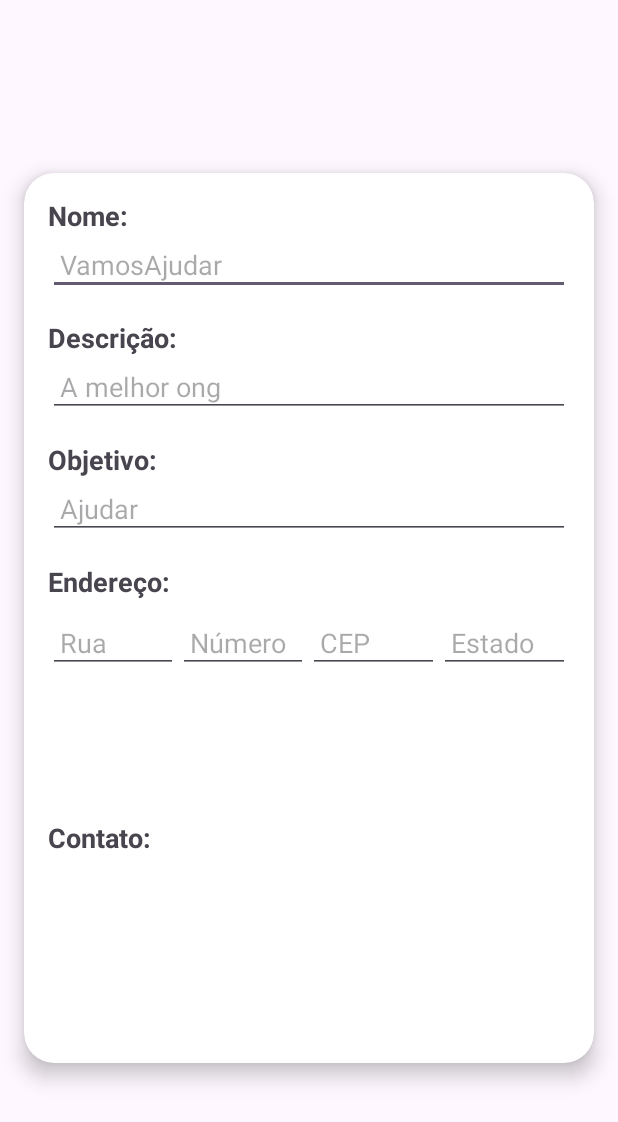
After one commit to HanselVinicius/Vamos-Ajudar-App, an Android app: the OngRegisterActivity screen opened directly, with no data from a screen before it, on a phone screen of 412 x 824 dp. The commit adds this screen. Shown: the top 1122 px of the screen. Run offline under Robolectric (Android 15) with nearby library versions, the phone set to English and light mode, and no system bars.

Commit message:
tela de registro

```diff
--- /dev/null
+++ b/app/src/main/java/br/got/vamosajudar/view/activity/OngRegisterActivity.java
@@ -0,0 +1,21 @@
+package br.got.vamosajudar.view.activity;
+
+import androidx.appcompat.app.AppCompatActivity;
+
+import android.os.Bundle;
+
+import br.got.vamosajudar.R;
+import br.got.vamosajudar.databinding.ActivityOngRegisterBinding;
+
+public class OngRegisterActivity extends AppCompatActivity {
+
+    private ActivityOngRegisterBinding binding;
+
+    @Override
+    protected void onCreate(Bundle savedInstanceState) {
+        super.onCreate(savedInstanceState);
+        binding = ActivityOngRegisterBinding.inflate(getLayoutInflater());
+        setContentView(binding.getRoot());
+
+    }
+}
--- a/app/src/main/res/layout/activity_ong_detail.xml
+++ b/app/src/main/res/layout/activity_ong_detail.xml
@@ -30,7 +30,7 @@
                 android:layout_gravity="center_horizontal"
                 android:layout_marginBottom="16dp"
                 android:adjustViewBounds="true"
-                android:contentDescription="Ong Image"
+                android:contentDescription="@string/imagem_da_ong_detail"
                 android:src="@drawable/logo_branco"
 
                 />
@@ -41,7 +41,7 @@
                 android:layout_height="wrap_content"
                 android:layout_marginTop="8dp"
                 android:gravity="start"
-                android:text="Nome da ONG"
+                android:text=""
                 android:textSize="20sp"
                 android:textStyle="bold" />
 
@@ -51,7 +51,7 @@
                 android:layout_height="wrap_content"
                 android:layout_marginTop="16dp"
                 android:gravity="start"
-                android:text="Descrição: Em desenvolvimento..."
+                android:text=""
                 android:textSize="16sp" />
 
             <TextView
@@ -60,7 +60,7 @@
                 android:layout_height="wrap_content"
                 android:layout_marginTop="8dp"
                 android:gravity="start"
-                android:text="Objetivo: Em desenvolvimento..."
+                android:text=""
                 android:textSize="16sp" />
 
             <TextView
@@ -79,7 +79,7 @@
                 android:layout_height="wrap_content"
                 android:layout_marginTop="8dp"
                 android:gravity="start"
-                android:text="Rua: Em desenvolvimento..."
+                android:text=""
                 android:textSize="16sp" />
 
             <TextView
@@ -88,7 +88,7 @@
                 android:layout_height="wrap_content"
                 android:layout_marginTop="8dp"
                 android:gravity="start"
-                android:text="Cidade: Em desenvolvimento..."
+                android:text=""
                 android:textSize="16sp" />
 
             <TextView
@@ -97,7 +97,7 @@
                 android:layout_height="wrap_content"
                 android:layout_marginTop="8dp"
                 android:gravity="start"
-                android:text="País: Em desenvolvimento..."
+                android:text=""
                 android:textSize="16sp" />
 
             <TextView
@@ -116,7 +116,7 @@
                 android:layout_height="wrap_content"
                 android:layout_marginTop="8dp"
                 android:gravity="start"
-                android:text="Email: emdesenvolvimento@ong.com"
+                android:text=""
                 android:textSize="16sp" />
 
             <TextView
@@ -125,7 +125,7 @@
                 android:layout_height="wrap_content"
                 android:layout_marginTop="8dp"
                 android:gravity="start"
-                android:text="Telefone: (123) 456-7890"
+                android:text=""
                 android:textSize="16sp" />
 
             <TextView
@@ -134,7 +134,7 @@
                 android:layout_height="wrap_content"
                 android:layout_marginTop="8dp"
                 android:gravity="start"
-                android:text="Site: www.ong.com"
+                android:text=""
                 android:textSize="16sp" />
 
             <Button
--- /dev/null
+++ b/app/src/main/res/layout/activity_ong_register.xml
@@ -0,0 +1,199 @@
+<?xml version="1.0" encoding="utf-8"?>
+<androidx.constraintlayout.widget.ConstraintLayout
+    xmlns:android="http://schemas.android.com/apk/res/android"
+    xmlns:app="http://schemas.android.com/apk/res-auto"
+    xmlns:tools="http://schemas.android.com/tools"
+    android:layout_width="match_parent"
+    android:layout_height="match_parent"
+    tools:context=".view.activity.OngRegisterActivity">
+
+    <androidx.cardview.widget.CardView
+        android:id="@+id/cardView"
+        android:layout_width="match_parent"
+        android:layout_height="wrap_content"
+        android:layout_gravity="center"
+        android:layout_margin="16dp"
+        app:cardCornerRadius="20dp"
+        app:cardElevation="8dp"
+        app:layout_constraintBottom_toBottomOf="parent"
+        app:layout_constraintEnd_toEndOf="parent"
+        app:layout_constraintStart_toStartOf="parent"
+        app:layout_constraintTop_toTopOf="parent">
+
+        <LinearLayout
+            android:layout_width="match_parent"
+            android:layout_height="wrap_content"
+            android:orientation="vertical"
+            android:padding="16dp">
+
+            <TextView
+                android:layout_width="match_parent"
+                android:layout_height="wrap_content"
+                android:text="@string/name_register_ong"
+                android:textSize="18sp"
+                android:textStyle="bold" />
+
+            <EditText
+                android:id="@+id/ongNameEditText"
+                android:layout_width="match_parent"
+                android:layout_height="wrap_content"
+                android:hint="@string/vamosajudar_register_ong"
+                android:padding="8dp" />
+
+            <TextView
+                android:layout_width="match_parent"
+                android:layout_height="wrap_content"
+                android:layout_marginTop="16dp"
+                android:text="@string/description_register_ong"
+                android:textSize="18sp"
+                android:textStyle="bold" />
+
+            <EditText
+                android:id="@+id/ongDescriptionEditText"
+                android:layout_width="match_parent"
+                android:layout_height="wrap_content"
+                android:hint="@string/a_melhor_ong_register_ong"
+                android:padding="8dp"
+                android:autofillHints="name" />
+
+            <TextView
+                android:layout_width="match_parent"
+                android:layout_height="wrap_content"
+                android:layout_marginTop="16dp"
+                android:text="@string/goal_register_ong"
+                android:textSize="18sp"
+                android:textStyle="bold" />
+
+            <EditText
+                android:id="@+id/ongGoalEditText"
+                android:layout_width="match_parent"
+                android:layout_height="wrap_content"
+                android:hint="@string/ajudar_register_ong"
+                android:padding="8dp" />
+
+            <TextView
+                android:layout_width="match_parent"
+                android:layout_height="wrap_content"
+                android:layout_marginTop="16dp"
+                android:text="@string/endere_o_register_ong"
+                android:textSize="18sp"
+                android:textStyle="bold" />
+
+
+
+
+            <LinearLayout
+                android:layout_width="match_parent"
+                android:layout_height="wrap_content"
+                android:orientation="horizontal"
+                android:layout_marginTop="8dp">
+
+                <EditText
+                    android:id="@+id/ong_street"
+                    android:layout_width="0dp"
+                    android:layout_weight="1"
+                    android:layout_height="wrap_content"
+                    android:hint="Rua"
+                    android:padding="8dp"
+                    android:autofillHints="postalAddress" />
+
+                <EditText
+                    android:id="@+id/ong_number_addresss"
+                    android:layout_width="0dp"
+                    android:layout_weight="1"
+                    android:layout_height="wrap_content"
+                    android:inputType="number"
+                    android:hint="Número"
+                    android:autofillHints="postalAddress"
+                    android:padding="8dp" />
+                <EditText
+                    android:id="@+id/postal_code"
+                    android:layout_width="0dp"
+                    android:layout_weight="1"
+                    android:layout_height="wrap_content"
+                    android:inputType="number"
+                    android:hint="CEP"
+                    android:autofillHints="postalCode"
+                    android:padding="8dp" />
+                <EditText
+                    android:id="@+id/estado"
+                    android:layout_width="0dp"
+                    android:layout_weight="1"
+                    android:layout_height="wrap_content"
+                    android:inputType="textPostalAddress"
+                    android:hint="Estado"
+                    android:autofillHints="postalAddress"
+                    android:padding="8dp" />
+            </LinearLayout>
+
+            <EditText
+
+                android:id="@+id/cidade"
+                android:layout_width="0dp"
+                android:layout_weight="1"
+                android:layout_height="wrap_content"
+                android:inputType="textNoSuggestions"
+                android:hint="Cidade"
+                android:autofillHints="postalAddress"
+                android:padding="8dp" />
+
+            <EditText
+
+                android:id="@+id/pais"
+                android:layout_width="0dp"
+                android:layout_weight="1"
+                android:layout_height="wrap_content"
+                android:inputType="textNoSuggestions"
+                android:hint="País"
+                android:autofillHints="postalAddress"
+                android:padding="8dp" />
+
+            <TextView
+                android:layout_width="match_parent"
+                android:layout_height="wrap_content"
+                android:layout_marginTop="16dp"
+                android:text="Contato:"
+                android:textSize="18sp"
+                android:textStyle="bold" />
+
+            <EditText
+
+                android:id="@+id/email_id"
+                android:layout_width="0dp"
+                android:layout_weight="1"
+                android:layout_height="wrap_content"
+                android:inputType="textWebEmailAddress"
+                android:hint="Email"
+                android:autofillHints="emailAddress"
+                android:padding="8dp" />
+
+            <EditText
+
+                android:id="@+id/phone_id"
+                android:layout_width="0dp"
+                android:layout_weight="1"
+                android:layout_height="wrap_content"
+                android:inputType="phone"
+                android:hint="(16)99999-9999"
+                android:autofillHints="phone"
+                android:padding="8dp" />
+
+
+            <EditText
+
+                android:id="@+id/website_id"
+                android:layout_width="0dp"
+                android:layout_weight="1"
+                android:layout_height="wrap_content"
+                android:inputType="phone"
+                android:hint="www.vamosajudar.com.br"
+                android:autofillHints="name"
+                android:padding="8dp" />
+
+
+
+
+        </LinearLayout>
+
+    </androidx.cardview.widget.CardView>
+</androidx.constraintlayout.widget.ConstraintLayout>
--- a/app/src/main/res/layout/dialog_donate.xml
+++ b/app/src/main/res/layout/dialog_donate.xml
@@ -25,7 +25,7 @@
         android:background="?android:attr/selectableItemBackground"
         android:clickable="true"
         android:focusable="true"
-        android:text="ong não possui pix copia e cola"
+        android:text="@string/ong_n_o_possui_pix_copia_e_cola"
         android:textSize="18sp"
         app:layout_constraintBottom_toBottomOf="parent"
         app:layout_constraintEnd_toStartOf="@+id/qr_code_img"
--- a/app/src/main/res/layout/dialog_register_user.xml
+++ b/app/src/main/res/layout/dialog_register_user.xml
@@ -27,7 +27,7 @@
         android:layout_marginEnd="24dp"
         android:ems="10"
         android:inputType="text"
-        android:hint="Nome"
+        android:hint="@string/nome_login"
         app:layout_constraintEnd_toEndOf="parent"
         app:layout_constraintStart_toStartOf="parent"
         app:layout_constraintTop_toBottomOf="@+id/logo_register_user"
@@ -44,7 +44,7 @@
         android:layout_marginEnd="24dp"
         android:ems="10"
         android:inputType="textEmailAddress"
-        android:hint="Email"
+        android:hint="@string/email_login"
         app:layout_constraintEnd_toEndOf="parent"
         app:layout_constraintStart_toStartOf="parent"
         app:layout_constraintTop_toBottomOf="@+id/edit_text_name_user_register"
@@ -61,7 +61,7 @@
         android:layout_marginEnd="24dp"
         android:ems="10"
         android:inputType="textPassword"
-        android:hint="Password"
+        android:hint="@string/password_login"
         app:layout_constraintEnd_toEndOf="parent"
         app:layout_constraintStart_toStartOf="parent"
         app:layout_constraintTop_toBottomOf="@+id/edt_txt_email_user"
@@ -78,7 +78,7 @@
         android:layout_marginEnd="24dp"
         android:ems="10"
         android:inputType="text"
-        android:hint="Nome de usuário"
+        android:hint="@string/nome_de_usu_rio_login"
         app:layout_constraintEnd_toEndOf="parent"
         app:layout_constraintStart_toStartOf="parent"
         app:layout_constraintTop_toBottomOf="@+id/edit_txt_password_register"
@@ -92,7 +92,7 @@
         android:layout_height="wrap_content"
         android:layout_marginBottom="16dp"
         android:backgroundTint="@color/secundary_button_green"
-        android:text="Registrar"
+        android:text="@string/registrar_login"
         android:textColor="#FFFFFF"
         app:layout_constraintBottom_toBottomOf="parent"
         app:layout_constraintEnd_toStartOf="@+id/btn_cancel_user"
@@ -106,7 +106,7 @@
         android:layout_height="wrap_content"
         android:layout_marginBottom="16dp"
         android:backgroundTint="@color/secundary_button_green"
-        android:text="Cancelar"
+        android:text="@string/cancelar_login"
         android:textColor="#FFFFFF"
         app:layout_constraintBottom_toBottomOf="parent"
         app:layout_constraintEnd_toEndOf="parent"
--- a/app/src/main/res/layout/item_view_ong.xml
+++ b/app/src/main/res/layout/item_view_ong.xml
@@ -35,7 +35,7 @@
                 android:layout_below="@+id/ongImageView"
                 android:layout_marginTop="8dp"
                 android:drawablePadding="8dp"
-                android:text="Title Text"
+                android:text="@string/titulo_ong_view"
                 android:textSize="18sp"
                 android:textStyle="bold"
                 app:drawableEndCompat="@drawable/verified_star" />
@@ -46,7 +46,7 @@
                 android:layout_height="wrap_content"
                 android:layout_below="@+id/ongTitleTextView"
                 android:layout_marginTop="8dp"
-                android:text="Description Text" />
+                android:text="@string/descri_o_ong" />
         </RelativeLayout>
     </androidx.cardview.widget.CardView>
 </LinearLayout>
--- a/app/src/main/res/values/strings.xml
+++ b/app/src/main/res/values/strings.xml
@@ -8,4 +8,21 @@
     <string name="txt_sem_registro">Entrar Sem Registro</string>
     <string name="txt_esqueceu_senha">Esqueceu sua senha?</string>
     <string name="cancelar">CANCELAR</string>
+    <string name="name_register_ong">Nome:</string>
+    <string name="description_register_ong">Descrição:</string>
+    <string name="goal_register_ong">Objetivo:</string>
+    <string name="imagem_da_ong_detail">Imagem da Ong</string>
+    <string name="ong_n_o_possui_pix_copia_e_cola">ong não possui pix copia e cola</string>
+    <string name="nome_login">Nome</string>
+    <string name="email_login">Email</string>
+    <string name="password_login">Password</string>
+    <string name="nome_de_usu_rio_login">Nome de usuário</string>
+    <string name="registrar_login">Registrar</string>
+    <string name="cancelar_login">Cancelar</string>
+    <string name="titulo_ong_view">Titulo</string>
+    <string name="descri_o_ong">Descrição</string>
+    <string name="vamosajudar_register_ong">VamosAjudar</string>
+    <string name="a_melhor_ong_register_ong">A melhor ong</string>
+    <string name="ajudar_register_ong">Ajudar</string>
+    <string name="endere_o_register_ong">Endereço:</string>
 </resources>
```
Also changed, not shown: app/src/main/AndroidManifest.xml (+12 -4 lines).
